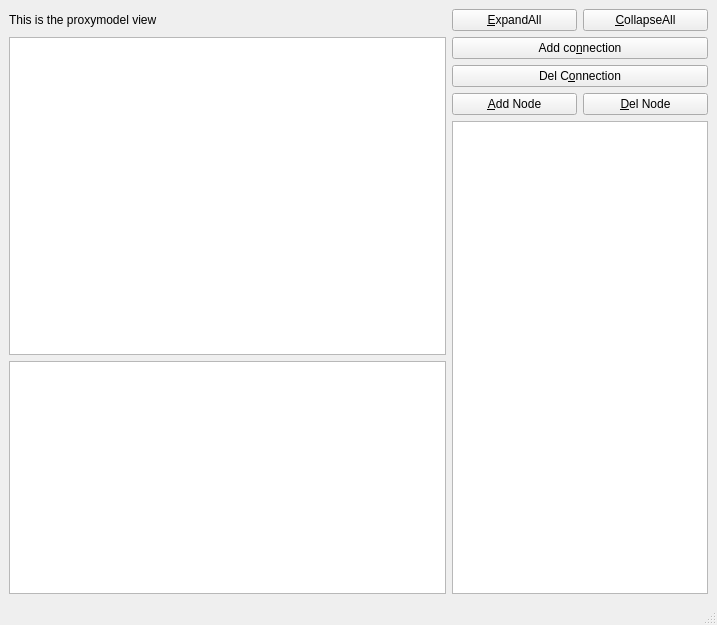
This is ui/treeViewMainWindow.ui in qknight/automate as Qt 5 draws it before an edit. The edited form follows.
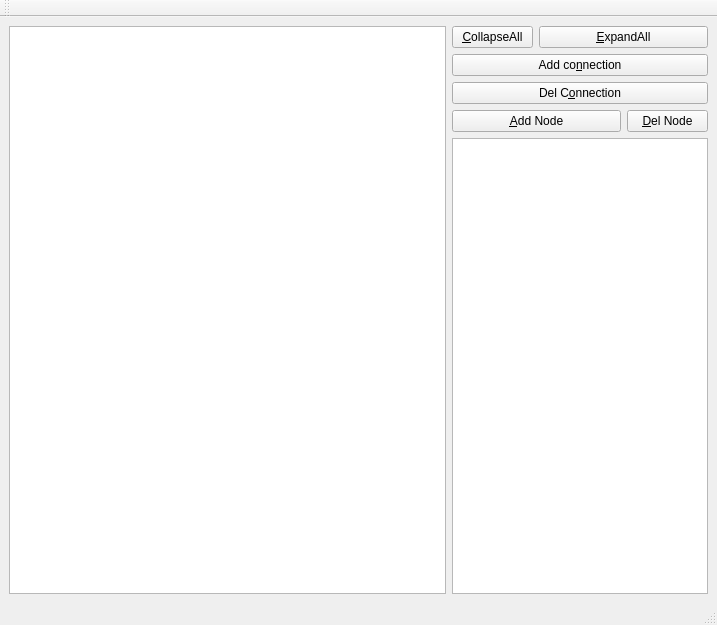
This is the edited form. Icons and pictures are not drawn.

Commit message: - rewrote the handling of reverse connections - changed concepts in Model.cpp   - items are now removed with removeItems and the model takes care about nodes/connections   - QPersistentModelIndex'es are now used instead of QModelIndex'es   - moved many functions to the private section of Model.h, will help to reduce futher issues - several bugs removed, both views can remove items now in any combination with multiple selections   of items which won't result in any segfault anymore - inverting all connections in an automate can be done easily now - and much more

What changed in the file:
```diff
--- a/ui/treeViewMainWindow.ui
+++ b/ui/treeViewMainWindow.ui
@@ -21,27 +21,6 @@
   <widget class="QWidget" name="centralwidget" >
    <layout class="QGridLayout" >
     <item row="0" column="0" >
-     <widget class="QLabel" name="label" >
-      <property name="text" >
-       <string>This is the proxymodel view</string>
-      </property>
-     </widget>
-    </item>
-    <item row="0" column="1" >
-     <widget class="QPushButton" name="expandAllBtn" >
-      <property name="text" >
-       <string>&amp;ExpandAll</string>
-      </property>
-     </widget>
-    </item>
-    <item row="0" column="2" >
-     <widget class="QPushButton" name="collapseAllBtn" >
-      <property name="text" >
-       <string>&amp;CollapseAll</string>
-      </property>
-     </widget>
-    </item>
-    <item rowspan="4" row="1" column="0" >
      <widget class="QTreeView" name="nodeTreeView" >
       <property name="sizePolicy" >
        <sizepolicy vsizetype="Expanding" hsizetype="Expanding" >
@@ -63,21 +42,37 @@
       </property>
      </widget>
     </item>
-    <item row="1" column="1" colspan="2" >
+    <item row="0" column="1" >
+     <layout class="QGridLayout" >
+      <item row="0" column="0" >
+       <widget class="QPushButton" name="collapseAllBtn" >
+        <property name="text" >
+         <string>&amp;CollapseAll</string>
+        </property>
+       </widget>
+      </item>
+      <item row="0" column="1" colspan="2" >
+       <widget class="QPushButton" name="expandAllBtn" >
+        <property name="text" >
+         <string>&amp;ExpandAll</string>
+        </property>
+       </widget>
+      </item>
+      <item row="1" column="0" colspan="3" >
      <widget class="QPushButton" name="addConnectionBtn" >
       <property name="text" >
        <string>Add co&amp;nnection</string>
       </property>
      </widget>
     </item>
-    <item row="2" column="1" colspan="2" >
+      <item row="2" column="0" colspan="3" >
      <widget class="QPushButton" name="delConnectionBtn" >
       <property name="text" >
        <string>Del C&amp;onnection</string>
       </property>
      </widget>
     </item>
-    <item row="3" column="1" >
+      <item row="3" column="0" colspan="2" >
      <widget class="QPushButton" name="addNodeBtn" >
       <property name="text" >
        <string>&amp;Add Node</string>
@@ -91,7 +86,7 @@
       </property>
      </widget>
     </item>
-    <item rowspan="2" row="4" column="1" colspan="2" >
+      <item row="4" column="0" colspan="3" >
      <widget class="QTextBrowser" name="textBrowser" >
       <property name="sizePolicy" >
        <sizepolicy vsizetype="Expanding" hsizetype="Expanding" >
@@ -101,8 +96,7 @@
       </property>
      </widget>
     </item>
-    <item row="5" column="0" >
-     <widget class="QTreeView" name="testTreeView" />
+     </layout>
     </item>
    </layout>
   </widget>
@@ -117,6 +111,17 @@
    </property>
   </widget>
   <widget class="QStatusBar" name="statusbar" />
+  <widget class="QToolBar" name="toolBar" >
+   <property name="windowTitle" >
+    <string>toolBar</string>
+   </property>
+   <attribute name="toolBarArea" >
+    <enum>TopToolBarArea</enum>
+   </attribute>
+   <attribute name="toolBarBreak" >
+    <bool>false</bool>
+   </attribute>
+  </widget>
  </widget>
  <resources>
   <include location="../automatehandler.qrc" />
```
Left out of the diff: 35 changed lines with no effect on the pictures. Lines whose indentation alone changed are shown as unchanged. The commit also changes 37 other files.
